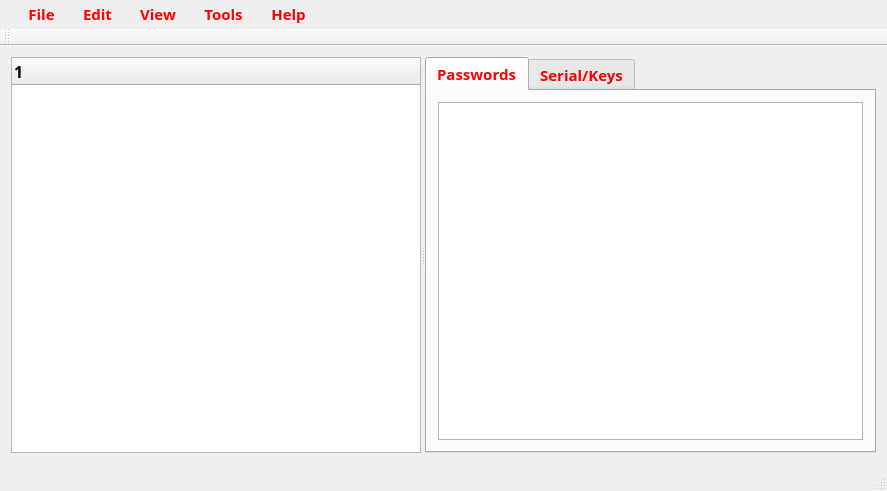
Before: the Qt Designer form homescreen.ui in DensonNgumo/Vault, drawn with Qt 5.
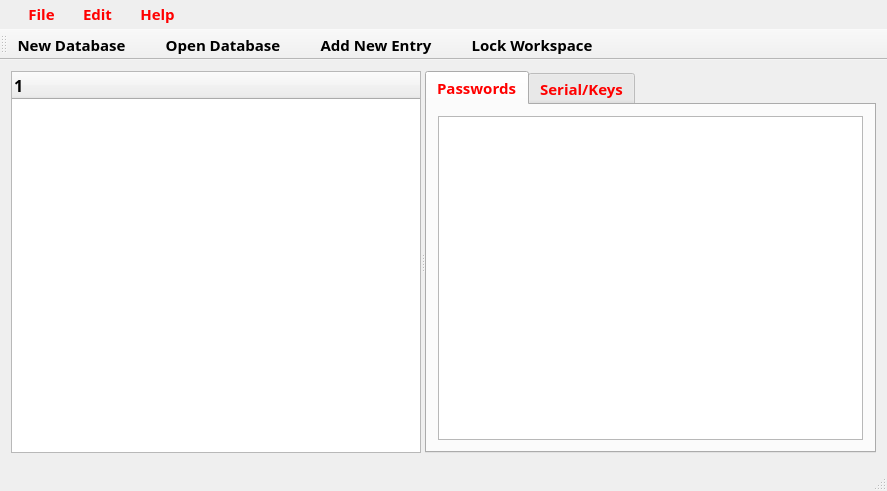
After: the same form once the commit is applied. Icons and pictures are not drawn.

Patch:
```diff
--- a/homescreen.ui
+++ b/homescreen.ui
@@ -97,6 +97,14 @@
         <layout class="QGridLayout" name="gridLayout_2">
          <item row="0" column="0">
           <widget class="QTableView" name="tableView_info">
+           <property name="font">
+            <font>
+             <family>Candida BT</family>
+             <pointsize>11</pointsize>
+             <weight>50</weight>
+             <bold>false</bold>
+            </font>
+           </property>
            <property name="styleSheet">
             <string notr="true">color:black;</string>
            </property>
@@ -193,44 +201,6 @@
     <addaction name="actionDelete_Entry"/>
     <addaction name="separator"/>
     <addaction name="separator"/>
-    <addaction name="actionFind"/>
-   </widget>
-   <widget class="QMenu" name="menuView">
-    <property name="title">
-     <string>View</string>
-    </property>
-    <addaction name="actionShow_Toolbar"/>
-    <addaction name="actionShow_Entry_View"/>
-    <addaction name="separator"/>
-    <addaction name="actionAlways_on_Top"/>
-    <addaction name="separator"/>
-   </widget>
-   <widget class="QMenu" name="menuTools">
-    <property name="title">
-     <string>Tools</string>
-    </property>
-    <widget class="QMenu" name="menuDatabase_Tools">
-     <property name="font">
-      <font>
-       <family>Tekton Pro</family>
-       <pointsize>11</pointsize>
-       <weight>75</weight>
-       <bold>true</bold>
-      </font>
-     </property>
-     <property name="styleSheet">
-      <string notr="true">color:red;</string>
-     </property>
-     <property name="title">
-      <string>Database Tools</string>
-     </property>
-     <addaction name="actionDatabase_Maintenance"/>
-     <addaction name="actionDelete_Duplicate_Entries"/>
-     <addaction name="actionDelete_Empty_Groups"/>
-    </widget>
-    <addaction name="actionGenerate_Password"/>
-    <addaction name="menuDatabase_Tools"/>
-    <addaction name="actionOptions"/>
    </widget>
    <widget class="QMenu" name="menuHelp">
     <property name="title">
@@ -241,17 +211,32 @@
    </widget>
    <addaction name="menu_File"/>
    <addaction name="menuEdit"/>
-   <addaction name="menuView"/>
-   <addaction name="menuTools"/>
    <addaction name="menuHelp"/>
   </widget>
   <widget class="QToolBar" name="mainToolBar">
+   <property name="styleSheet">
+    <string notr="true">padding: 1px;
+spacing:25px;</string>
+   </property>
+   <property name="iconSize">
+    <size>
+     <width>24</width>
+     <height>24</height>
+    </size>
+   </property>
+   <property name="toolButtonStyle">
+    <enum>Qt::ToolButtonIconOnly</enum>
+   </property>
    <attribute name="toolBarArea">
     <enum>TopToolBarArea</enum>
    </attribute>
    <attribute name="toolBarBreak">
     <bool>false</bool>
    </attribute>
+   <addaction name="actionNew_Database"/>
+   <addaction name="actionOpen_Database"/>
+   <addaction name="actionAdd_New_Entry"/>
+   <addaction name="actionLock_Workspace"/>
   </widget>
   <widget class="QStatusBar" name="statusBar"/>
   <action name="actionNew_Database">
```
Left out of the diff: 198 changed lines with no effect on the pictures.
